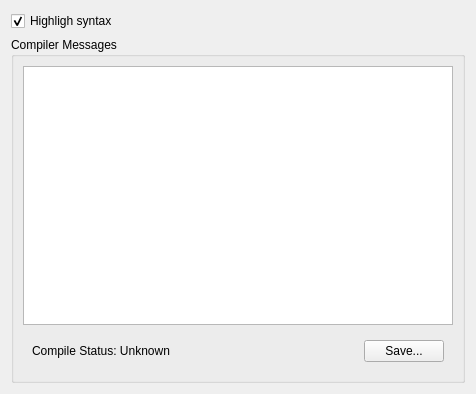
The window that src/DGLGui/ui/dglshaderview.ui (scygan/debugler) describes before a commit, drawn with Qt 5.
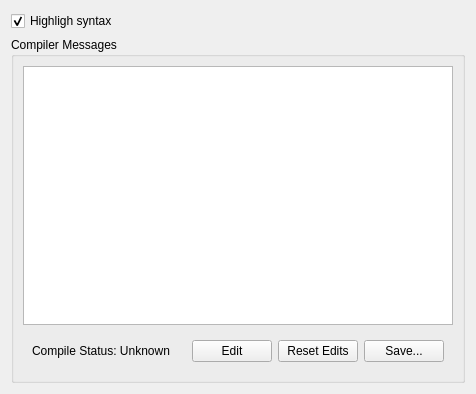
The same window after the commit.

Patch:
```diff
--- a/src/DGLGui/ui/dglshaderview.ui
+++ b/src/DGLGui/ui/dglshaderview.ui
@@ -63,6 +63,20 @@
            </property>
           </spacer>
          </item>
+         <item>
+          <widget class="QPushButton" name="pushButtonEdit">
+           <property name="text">
+            <string>Edit</string>
+           </property>
+          </widget>
+         </item>
+         <item>
+          <widget class="QPushButton" name="pushButtonResetEdits">
+           <property name="text">
+            <string>Reset Edits</string>
+           </property>
+          </widget>
+         </item>
          <item>
           <widget class="QPushButton" name="pushButtonSave">
            <property name="text">
```
Left out of the diff: 39 changed lines with no effect on the pictures.
